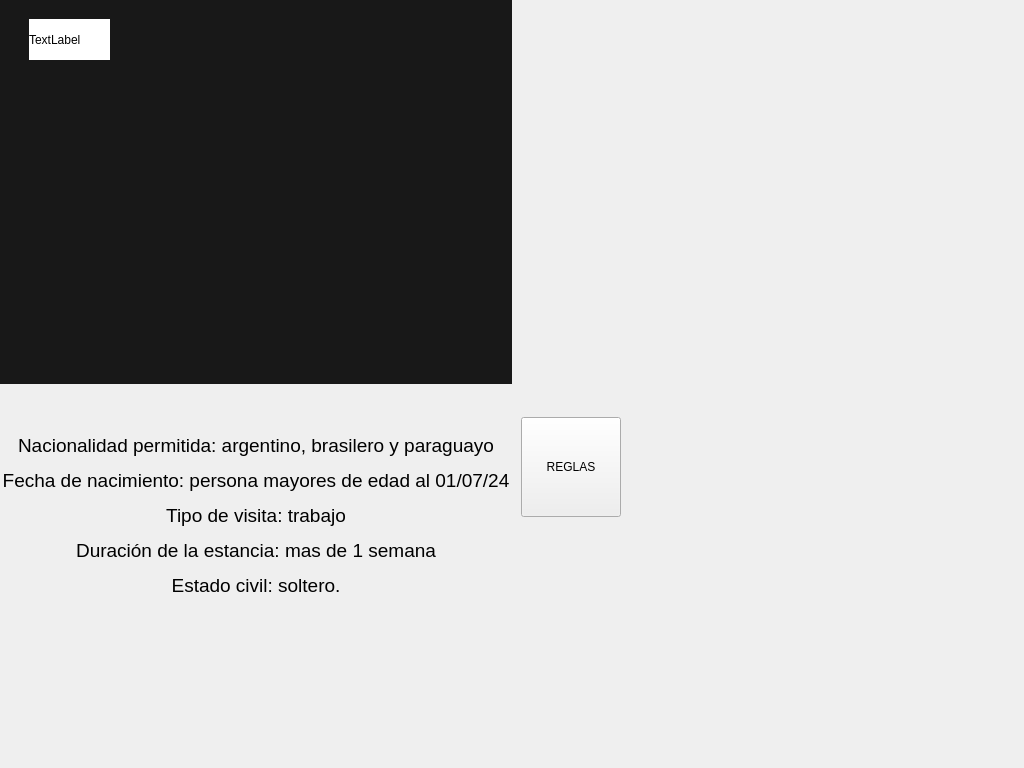
The window that tp_poo/pantallaJuego/pantallajuego.ui (voJuan/Prueba) describes before a commit, drawn with Qt 5.
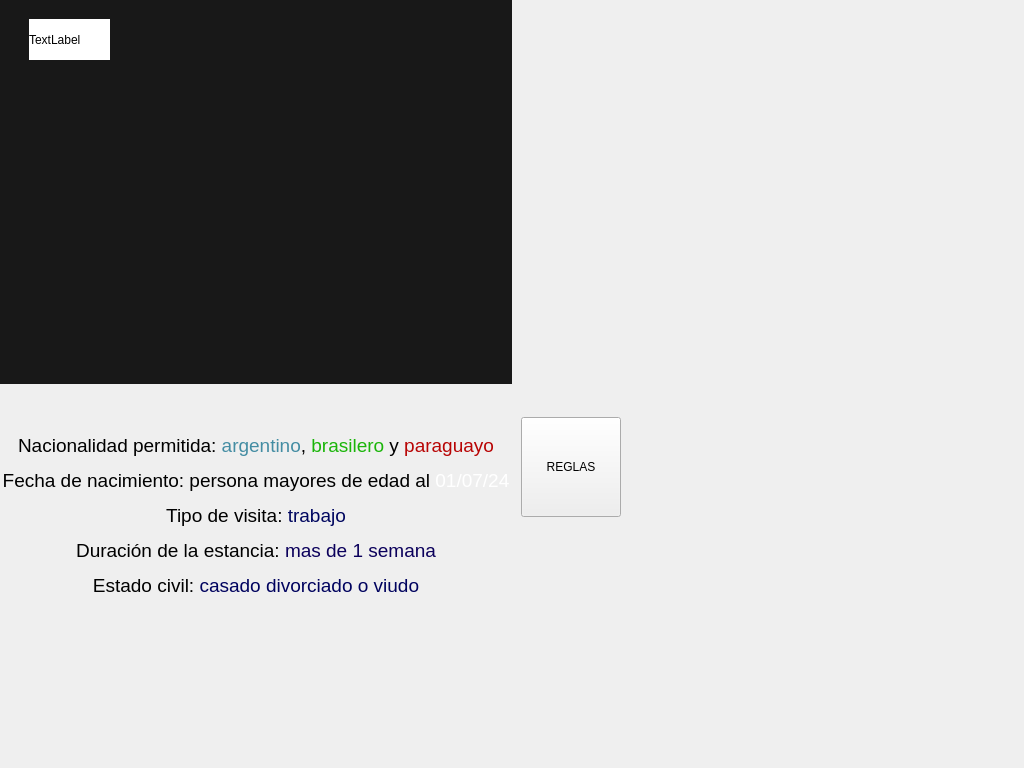
The same window after the commit. Icons and pictures are not drawn.

```diff
--- a/tp_poo/pantallaJuego/pantallajuego.ui
+++ b/tp_poo/pantallaJuego/pantallajuego.ui
@@ -111,7 +111,7 @@
       <item>
        <widget class="QLabel" name="reglasTxt">
         <property name="text">
-         <string>&lt;html&gt;&lt;head/&gt;&lt;body&gt;&lt;p align=&quot;center&quot;&gt;&lt;span style=&quot; font-size:14pt;&quot;&gt;Nacionalidad permitida: argentino, brasilero y paraguayo&lt;/span&gt;&lt;/p&gt;&lt;p align=&quot;center&quot;&gt;&lt;span style=&quot; font-size:14pt;&quot;&gt;Fecha de nacimiento: persona mayores de edad al 01/07/24&lt;/span&gt;&lt;/p&gt;&lt;p align=&quot;center&quot;&gt;&lt;span style=&quot; font-size:14pt;&quot;&gt;Tipo de visita: trabajo&lt;/span&gt;&lt;/p&gt;&lt;p align=&quot;center&quot;&gt;&lt;span style=&quot; font-size:14pt;&quot;&gt;Duración de la estancia: mas de 1 semana&lt;/span&gt;&lt;/p&gt;&lt;p align=&quot;center&quot;&gt;&lt;span style=&quot; font-size:14pt;&quot;&gt;Estado civil: soltero.&lt;/span&gt;&lt;/p&gt;&lt;/body&gt;&lt;/html&gt;</string>
+         <string>&lt;html&gt;&lt;head/&gt;&lt;body&gt;&lt;p align=&quot;center&quot;&gt;&lt;span style=&quot; font-size:14pt;&quot;&gt;Nacionalidad permitida: &lt;/span&gt;&lt;span style=&quot; font-size:14pt; color:#448da3;&quot;&gt;argentino&lt;/span&gt;&lt;span style=&quot; font-size:14pt;&quot;&gt;, &lt;/span&gt;&lt;span style=&quot; font-size:14pt; color:#1ab509;&quot;&gt;brasilero&lt;/span&gt;&lt;span style=&quot; font-size:14pt;&quot;&gt; y &lt;/span&gt;&lt;span style=&quot; font-size:14pt; color:#b80404;&quot;&gt;paraguayo&lt;/span&gt;&lt;/p&gt;&lt;p align=&quot;center&quot;&gt;&lt;span style=&quot; font-size:14pt;&quot;&gt;Fecha de nacimiento: persona mayores de edad al &lt;/span&gt;&lt;span style=&quot; font-size:14pt; color:#ffffff;&quot;&gt;01/07/24&lt;/span&gt;&lt;/p&gt;&lt;p align=&quot;center&quot;&gt;&lt;span style=&quot; font-size:14pt;&quot;&gt;Tipo de visita: &lt;/span&gt;&lt;span style=&quot; font-size:14pt; color:#00065f;&quot;&gt;trabajo&lt;/span&gt;&lt;/p&gt;&lt;p align=&quot;center&quot;&gt;&lt;span style=&quot; font-size:14pt;&quot;&gt;Duración de la estancia: &lt;/span&gt;&lt;span style=&quot; font-size:14pt; color:#0b005b;&quot;&gt;mas de 1 semana&lt;/span&gt;&lt;/p&gt;&lt;p align=&quot;center&quot;&gt;&lt;span style=&quot; font-size:14pt;&quot;&gt;Estado civil: &lt;/span&gt;&lt;span style=&quot; font-size:14pt; color:#00025e;&quot;&gt;casado divorciado o viudo&lt;/span&gt;&lt;/p&gt;&lt;/body&gt;&lt;/html&gt;</string>
         </property>
        </widget>
       </item>
```
